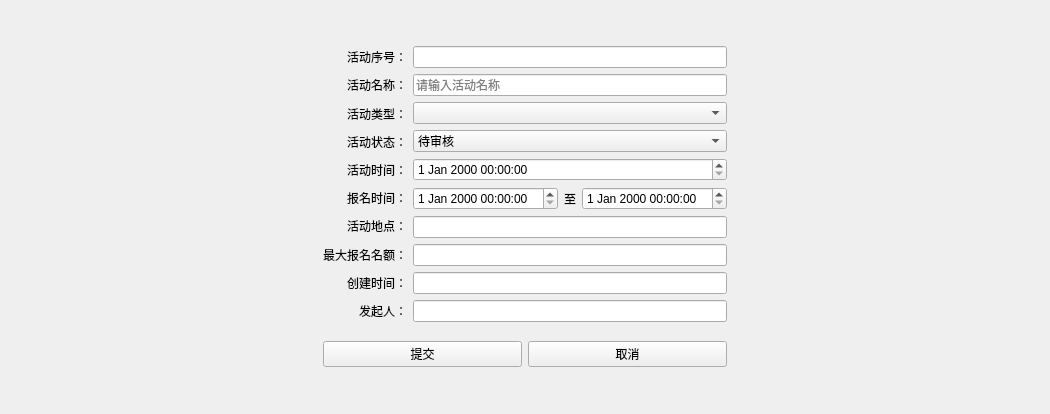
Qt form CampusEventClient/activityeditview.ui (liuxing122119/CampusEventSign) before a commit.
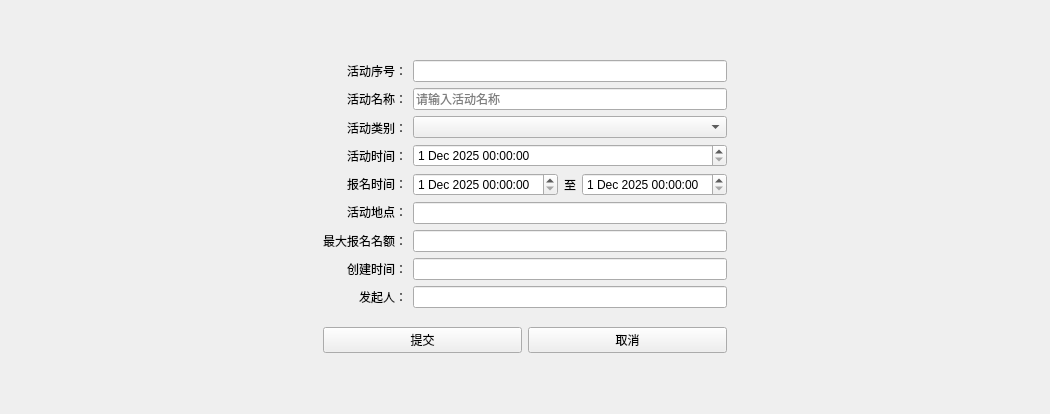
The same form after that commit.

```diff
--- a/CampusEventClient/activityeditview.ui
+++ b/CampusEventClient/activityeditview.ui
@@ -69,17 +69,7 @@
          <item>
           <widget class="QLabel" name="label_2">
            <property name="text">
-            <string>活动类型：</string>
-           </property>
-           <property name="alignment">
-            <set>Qt::AlignmentFlag::AlignRight|Qt::AlignmentFlag::AlignTrailing|Qt::AlignmentFlag::AlignVCenter</set>
-           </property>
-          </widget>
-         </item>
-         <item>
-          <widget class="QLabel" name="label_11">
-           <property name="text">
-            <string>活动状态：</string>
+            <string>活动类别：</string>
            </property>
            <property name="alignment">
             <set>Qt::AlignmentFlag::AlignRight|Qt::AlignmentFlag::AlignTrailing|Qt::AlignmentFlag::AlignVCenter</set>
@@ -164,36 +154,35 @@
           <widget class="QComboBox" name="acttype"/>
          </item>
          <item>
-          <widget class="QComboBox" name="actstatus">
-           <item>
-            <property name="text">
-             <string>待审核</string>
-            </property>
-           </item>
-           <item>
-            <property name="text">
-             <string>已通过</string>
-            </property>
-           </item>
-           <item>
-            <property name="text">
-             <string>未通过</string>
-            </property>
-           </item>
-           <item>
-            <property name="text">
-             <string>已撤回</string>
-            </property>
-           </item>
+          <widget class="QDateTimeEdit" name="acttimeEdit">
+           <property name="date">
+            <date>
+             <year>2025</year>
+             <month>12</month>
+             <day>1</day>
+            </date>
+           </property>
+           <property name="time">
+            <time>
+             <hour>0</hour>
+             <minute>0</minute>
+             <second>0</second>
+            </time>
+           </property>
           </widget>
          </item>
-         <item>
-          <widget class="QDateTimeEdit" name="acttimeEdit"/>
-         </item>
          <item>
           <layout class="QHBoxLayout" name="horizontalLayout_2">
            <item>
-            <widget class="QDateTimeEdit" name="starttimeEdit"/>
+            <widget class="QDateTimeEdit" name="starttimeEdit">
+             <property name="date">
+              <date>
+               <year>2025</year>
+               <month>12</month>
+               <day>1</day>
+              </date>
+             </property>
+            </widget>
            </item>
            <item>
             <widget class="QLabel" name="label_9">
@@ -203,7 +192,15 @@
             </widget>
            </item>
            <item>
-            <widget class="QDateTimeEdit" name="endtimeEdit"/>
+            <widget class="QDateTimeEdit" name="endtimeEdit">
+             <property name="date">
+              <date>
+               <year>2025</year>
+               <month>12</month>
+               <day>1</day>
+              </date>
+             </property>
+            </widget>
            </item>
           </layout>
          </item>
```
